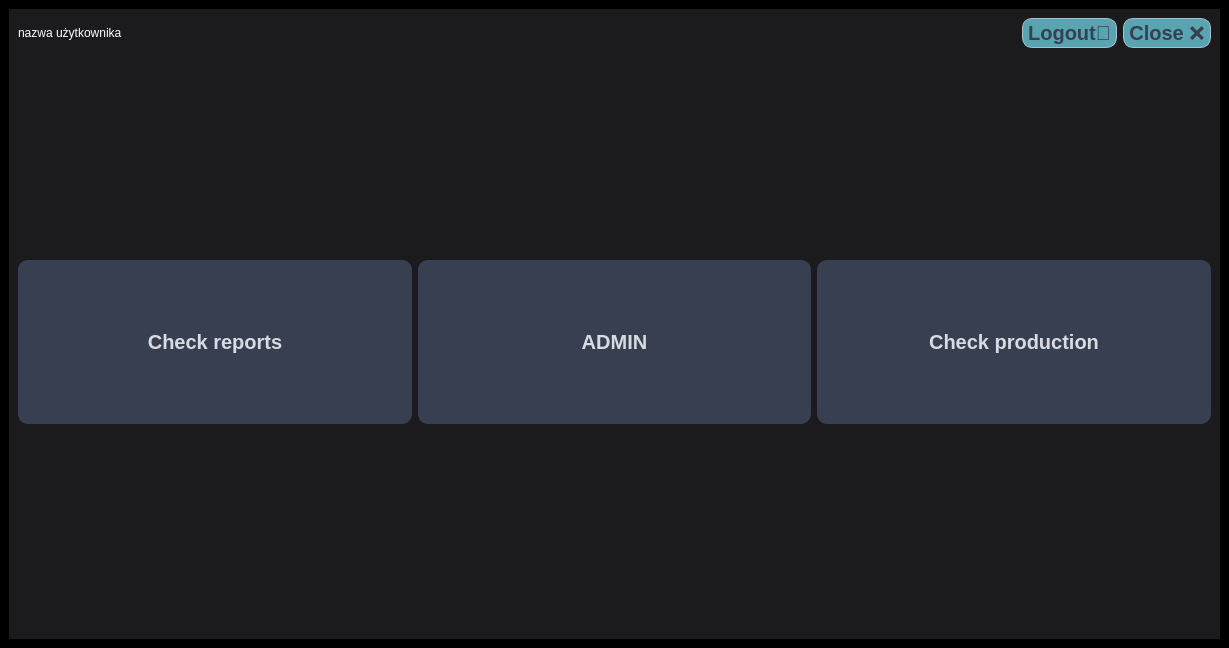
Skalik2/LinuxAppCpp, file LinuxProject/mainwindow.ui: the form before one commit.
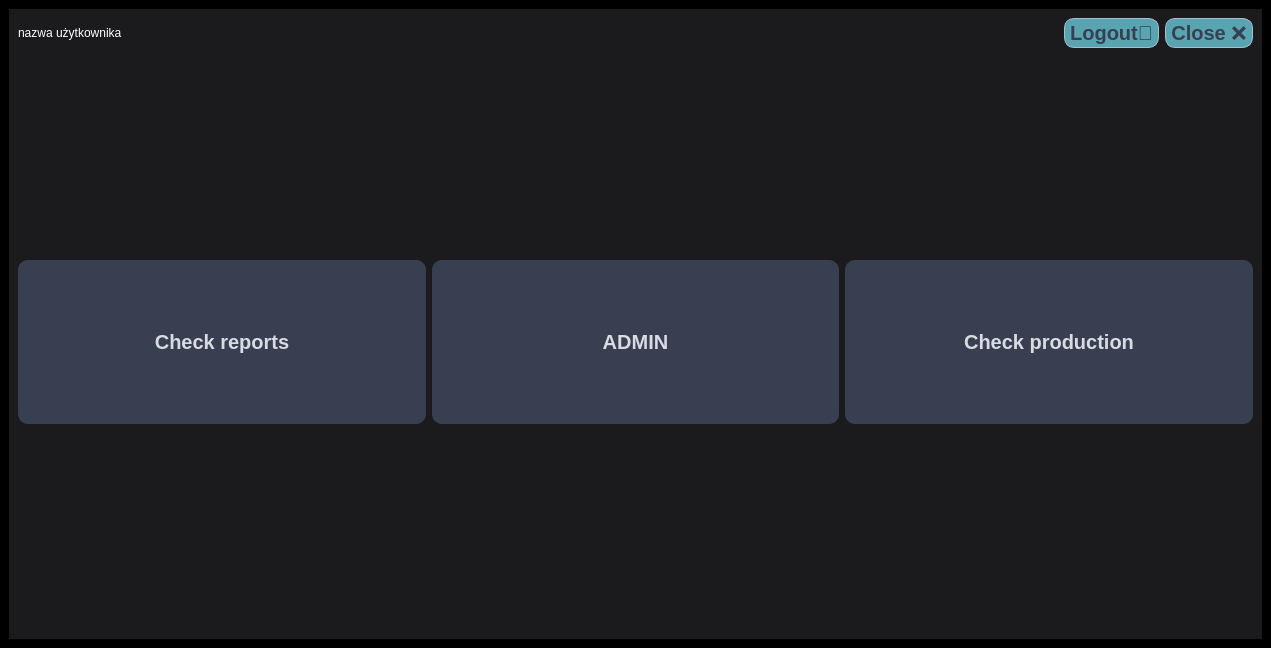
The form after the commit. The open tabs and pages were chosen to show the change.

Patch:
```diff
--- a/LinuxProject/mainwindow.ui
+++ b/LinuxProject/mainwindow.ui
@@ -6,7 +6,7 @@
    <rect>
     <x>0</x>
     <y>0</y>
-    <width>1229</width>
+    <width>1271</width>
     <height>648</height>
    </rect>
   </property>
@@ -1913,6 +1913,10 @@
 border-radius: 10px;
 padding: 70px 7px;
 font: bold 20px;
+}
+QPushButton:hover{
+	background-color: rgb(255, 255, 255);
+	color: rgb(0, 0, 0);
 }</string>
        </property>
        <layout class="QHBoxLayout" name="horizontalLayout_17">
@@ -2031,6 +2035,19 @@
            <layout class="QHBoxLayout" name="horizontalLayout_24">
             <item>
              <widget class="QPushButton" name="pushButtonReport_2">
+              <property name="styleSheet">
+               <string notr="true">QPushButton{
+background-color: #373F51;
+color: #D8DBE2;
+border-radius: 10px;
+padding: 70px 7px;
+font: bold 20px;
+}
+QPushButton:hover{
+	background-color: rgb(255, 255, 255);
+	color: rgb(0, 0, 0);
+}</string>
+              </property>
               <property name="text">
                <string>Check reports</string>
               </property>
@@ -2038,6 +2055,16 @@
             </item>
             <item>
              <widget class="QPushButton" name="pushButtonReport_4">
+              <property name="styleSheet">
+               <string notr="true">QPushButton{
+background-color: #373F51;
+color: #D8DBE2;
+border-radius: 10px;
+padding: 70px 7px;
+font: bold 20px;
+}
+</string>
+              </property>
               <property name="text">
                <string>ADMIN</string>
               </property>
@@ -2045,6 +2072,19 @@
             </item>
             <item>
              <widget class="QPushButton" name="pushButtonToday_2">
+              <property name="styleSheet">
+               <string notr="true">QPushButton{
+background-color: #373F51;
+color: #D8DBE2;
+border-radius: 10px;
+padding: 70px 7px;
+font: bold 20px;
+}
+QPushButton:hover{
+	background-color: rgb(255, 255, 255);
+	color: rgb(0, 0, 0);
+}</string>
+              </property>
               <property name="text">
                <string>Check production</string>
               </property>
```
Left out of the diff: 12 changed lines with no effect on the pictures.
